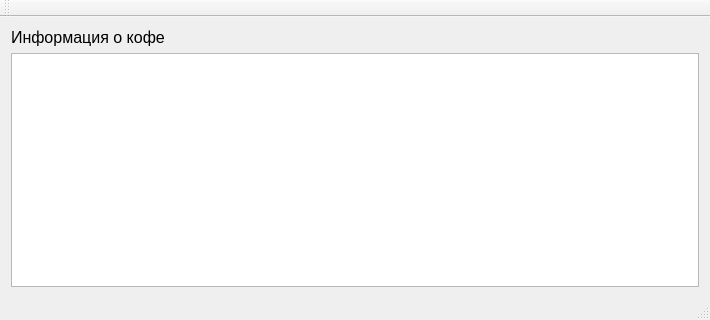
Qt form main.ui (cuteshka/coffee) before a commit.
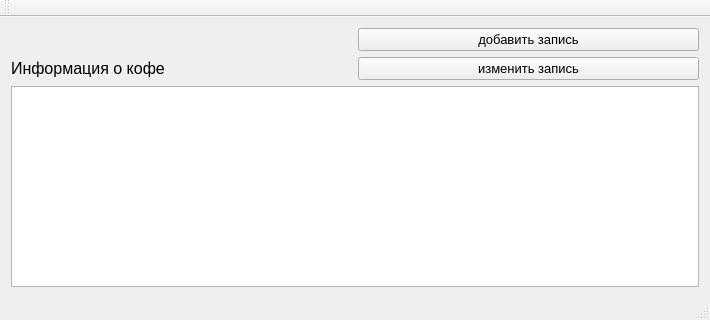
The same form after that commit.

What changed in the file:
```diff
--- a/main.ui
+++ b/main.ui
@@ -27,10 +27,22 @@
   </property>
   <widget class="QWidget" name="centralWidget">
    <layout class="QGridLayout" name="gridLayout">
-    <item row="3" column="0" colspan="2">
+    <item row="3" column="1">
+     <widget class="QPushButton" name="editPushButton">
+      <property name="font">
+       <font>
+        <pointsize>10</pointsize>
+       </font>
+      </property>
+      <property name="text">
+       <string>изменить запись</string>
+      </property>
+     </widget>
+    </item>
+    <item row="4" column="0" colspan="2">
      <widget class="QTableWidget" name="tableWidget"/>
     </item>
-    <item row="2" column="0">
+    <item row="3" column="0">
      <widget class="QLabel" name="label">
       <property name="font">
        <font>
@@ -42,6 +54,18 @@
       </property>
      </widget>
     </item>
+    <item row="0" column="1">
+     <widget class="QPushButton" name="addPushButton">
+      <property name="font">
+       <font>
+        <pointsize>10</pointsize>
+       </font>
+      </property>
+      <property name="text">
+       <string>добавить запись</string>
+      </property>
+     </widget>
+    </item>
    </layout>
   </widget>
   <widget class="QMenuBar" name="menuBar">
```
